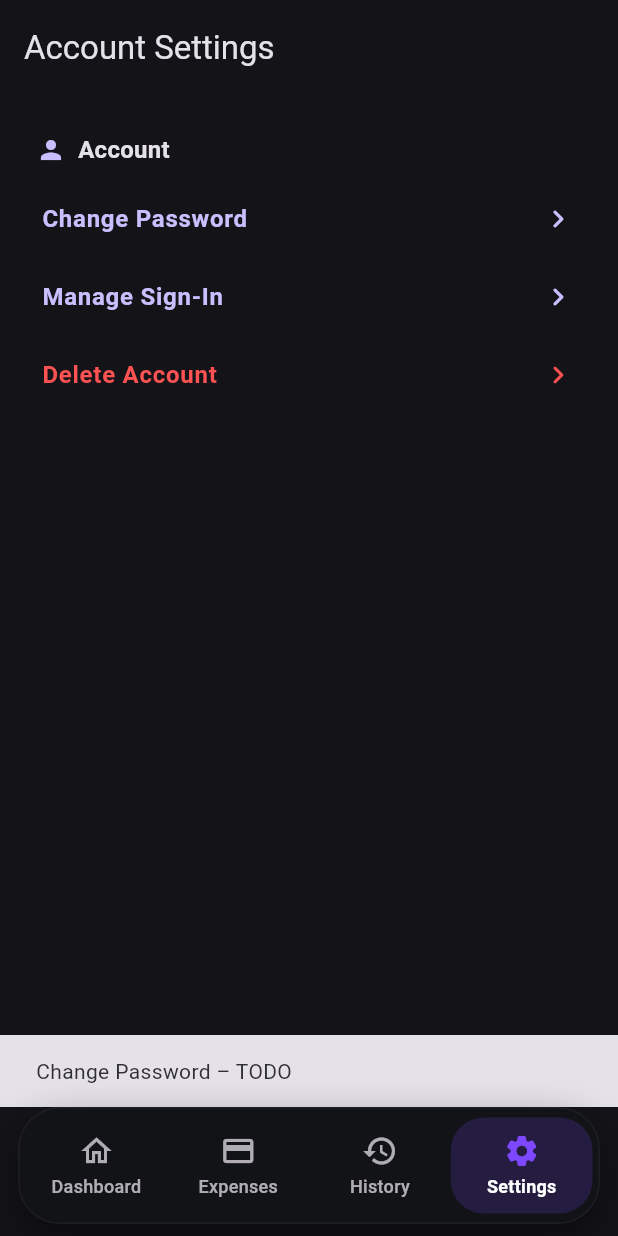
After one commit to korotinmain/finoro, a Flutter app: the AccountSettingsPage screen opened by its route, after a tap on "Change Password", on a phone screen of 412 x 824 dp. The commit adds this screen. Run offline on Flutter 3.47's test engine with Material 3 defaults, Android fonts, the phone set to English and light mode, and no system bars; our stand-ins replace firebase_auth, firebase_core, freezed_annotation, go_router, shared_preferences; accounts and stored records are empty; generated files the repository leaves out were written again.

Commit message:
feat: Add account settings page and navigation, including change password and delete account options

```diff
--- a/lib/l10n/app_en.arb
+++ b/lib/l10n/app_en.arb
@@ -82,5 +82,10 @@
   "errAccountDisabled": "This account has been disabled.",
   "errUserNotFound": "No account found with this email.",
   "errWrongPassword": "Incorrect password.",
-  "errAuthFailed": "Authentication failed."
+  "errAuthFailed": "Authentication failed.",
+  "accountSectionTitle": "Account",
+  "accountSettings": "Account Settings",
+  "changePassword": "Change Password",
+  "manageSignIn": "Manage Sign-In",
+  "deleteAccount": "Delete Account"
 }
--- a/lib/router.dart
+++ b/lib/router.dart
@@ -10,6 +10,7 @@ import 'screens/register_screen.dart';
 import 'screens/login_screen.dart';
 import 'screens/app_shell.dart';
 import 'screens/tabs.dart';
+import 'screens/account_settings_page.dart';
 
 CustomTransitionPage<T> _fadeSlidePage<T>({
   required GoRouterState state,
@@ -51,6 +52,7 @@ class Routes {
   static const expenses = '/expenses';
   static const history = '/history';
   static const settings = '/settings';
+  static const accountSettings = '/settings/account';
 }
 
 final appRouter = GoRouter(
@@ -117,6 +119,14 @@ final appRouter = GoRouter(
           pageBuilder:
               (context, state) =>
                   _fadeSlidePage(state: state, child: const SettingsTab()),
+        ),
+        GoRoute(
+          path: Routes.accountSettings,
+          pageBuilder:
+              (context, state) => _fadeSlidePage(
+                state: state,
+                child: const AccountSettingsPage(),
+              ),
         ),
       ],
     ),
--- /dev/null
+++ b/lib/screens/account_settings_page.dart
@@ -0,0 +1,113 @@
+import 'package:flutter/material.dart';
+import 'package:flutter_gen/gen_l10n/app_localizations.dart';
+
+class AccountSettingsPage extends StatelessWidget {
+  const AccountSettingsPage({super.key});
+
+  @override
+  Widget build(BuildContext context) {
+    final t = AppLocalizations.of(context)!;
+    return Scaffold(
+      appBar: AppBar(title: Text(t.accountSettings)),
+      body: ListView(
+        padding: const EdgeInsets.fromLTRB(20, 12, 20, 40),
+        children: [
+          _SectionHeader(label: t.accountSectionTitle, icon: Icons.person),
+          _SettingsTile(
+            label: t.changePassword,
+            onTap: () {
+              // TODO: implement change password flow
+              ScaffoldMessenger.of(context).showSnackBar(
+                SnackBar(content: Text('${t.changePassword} – TODO')),
+              );
+            },
+          ),
+          _SettingsTile(
+            label: t.manageSignIn,
+            onTap: () {
+              // TODO: implement manage sign in methods
+              ScaffoldMessenger.of(context).showSnackBar(
+                SnackBar(content: Text('${t.manageSignIn} – TODO')),
+              );
+            },
+          ),
+          _SettingsTile(
+            label: t.deleteAccount,
+            danger: true,
+            onTap: () {
+              // TODO: implement delete account
+              ScaffoldMessenger.of(context).showSnackBar(
+                SnackBar(content: Text('${t.deleteAccount} – TODO')),
+              );
+            },
+          ),
+        ],
+      ),
+    );
+  }
+}
+
+class _SectionHeader extends StatelessWidget {
+  final String label;
+  final IconData icon;
+  const _SectionHeader({required this.label, required this.icon});
+
+  @override
+  Widget build(BuildContext context) {
+    final theme = Theme.of(context);
+    return Padding(
+      padding: const EdgeInsets.fromLTRB(4, 16, 4, 8),
+      child: Row(
+        children: [
+          Icon(icon, size: 20, color: theme.colorScheme.primary),
+          const SizedBox(width: 8),
+          Text(
+            label,
+            style: theme.textTheme.titleMedium?.copyWith(
+              fontWeight: FontWeight.w600,
+              letterSpacing: .2,
+            ),
+          ),
+        ],
+      ),
+    );
+  }
+}
+
+class _SettingsTile extends StatelessWidget {
+  final String label;
+  final VoidCallback onTap;
+  final bool danger;
+  const _SettingsTile({
+    required this.label,
+    required this.onTap,
+    this.danger = false,
+  });
+
+  @override
+  Widget build(BuildContext context) {
+    final theme = Theme.of(context);
+    final color = danger ? Colors.redAccent : theme.colorScheme.primary;
+    return InkWell(
+      borderRadius: BorderRadius.circular(12),
+      onTap: onTap,
+      child: Padding(
+        padding: const EdgeInsets.symmetric(vertical: 14, horizontal: 8),
+        child: Row(
+          children: [
+            Expanded(
+              child: Text(
+                label,
+                style: theme.textTheme.bodyLarge?.copyWith(
+                  color: color,
+                  fontWeight: FontWeight.w600,
+                ),
+              ),
+            ),
+            Icon(Icons.chevron_right_rounded, color: color),
+          ],
+        ),
+      ),
+    );
+  }
+}
```
Also changed, not shown: lib/l10n/app_uk.arb (+6 -1 lines), lib/screens/tabs.dart (+69 -1 lines).
